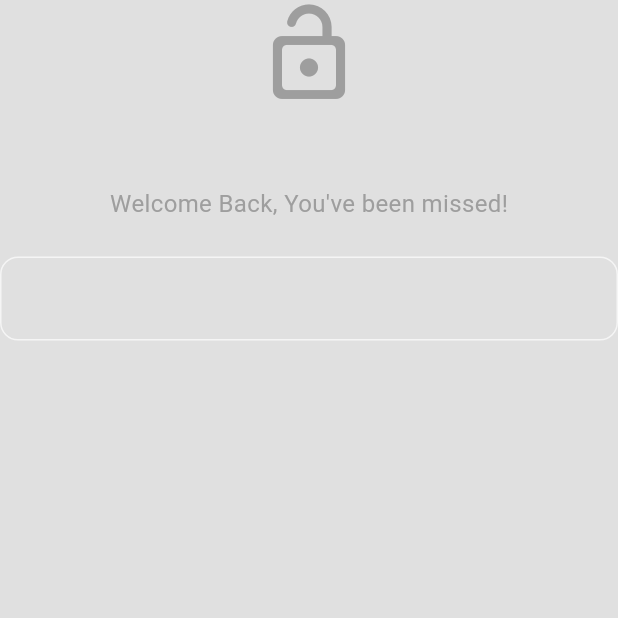
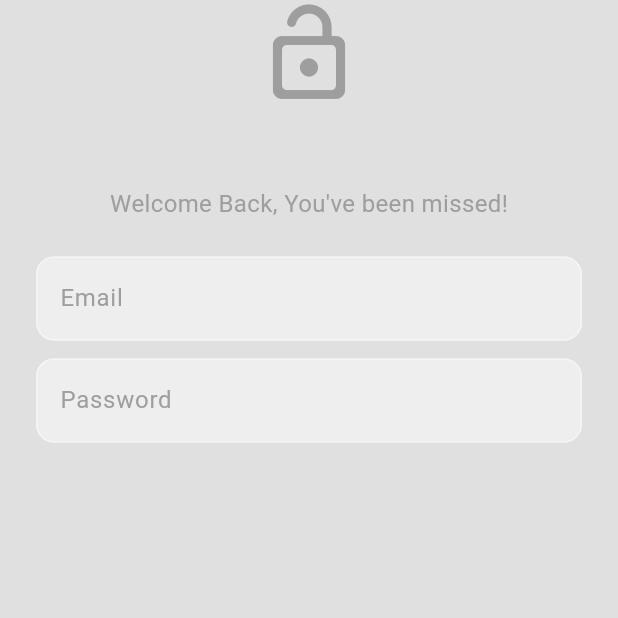
Before and after one commit to NovaLogics/lyxa-live-flutter-app, a Flutter app: the screen it shows after launch, on a phone screen of 412 x 824 dp, the top half of it. Run offline on Flutter 3.47's test engine with Material 3 defaults, Android fonts, the phone set to English and light mode, and no system bars; our stand-ins replace firebase_auth, firebase_core, flutter_bloc; accounts and stored records are empty; generated files the repository leaves out were written again.

Commit message:
feat [login]: Updated Login Screen text fields

```diff
--- a/lib/constants/app_dimensions.dart
+++ b/lib/constants/app_dimensions.dart
@@ -78,5 +78,4 @@ class AppDimens {
   static const double size88 = 88.0;
   static const double size92 = 92.0;
   static const double size96 = 96.0;
-  static const double size100 = 100.0;
 }
--- a/lib/features/auth/presentation/components/text_field_unit.dart
+++ b/lib/features/auth/presentation/components/text_field_unit.dart
@@ -25,6 +25,10 @@ class TextFieldUnit extends StatelessWidget {
           borderSide: BorderSide(color: Theme.of(context).colorScheme.primary),
           borderRadius: BorderRadius.circular(12),
         ),
+        hintText: hintText,
+        hintStyle: TextStyle(color: Theme.of(context).colorScheme.primary),
+        fillColor: Theme.of(context).colorScheme.secondary,
+        filled: true,
       ),
     );
   }
--- a/lib/features/auth/presentation/screens/login_screen.dart
+++ b/lib/features/auth/presentation/screens/login_screen.dart
@@ -31,6 +31,9 @@ class _LoginScreenState extends State<LoginScreen> {
     return Scaffold(
       body: SafeArea(
         child: Center(
+          child: Padding(
+            padding:
+                const EdgeInsets.symmetric(horizontal: AppDimens.paddingLarge),
             child: Column(
               children: [
                 _loginIcon(),
@@ -41,8 +44,16 @@ class _LoginScreenState extends State<LoginScreen> {
                   controller: emailController,
                   hintText: AppStrings.email,
                   obscureText: false,
-              )
+                ),
+                const SpacerUnit(height: AppDimens.size12),
+                TextFieldUnit(
+                  controller: passwordController,
+                  hintText: AppStrings.password,
+                  obscureText: true,
+                ),
+                const SpacerUnit(height: AppDimens.size24),
               ],
+            ),
           ),
         ),
       ),
```
Lines whose indentation alone changed are shown as unchanged.
